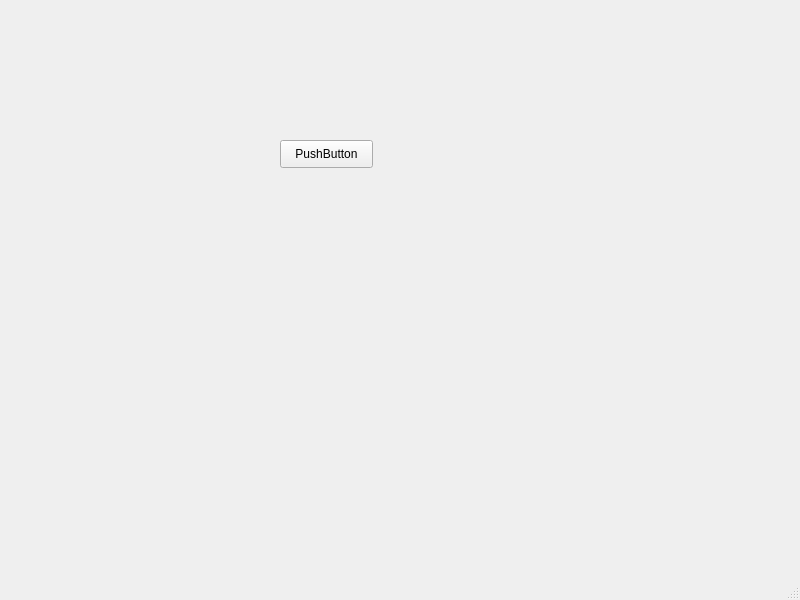
YahiaMesharaf/qtsockets, file mainwindow.ui: the form before one commit.
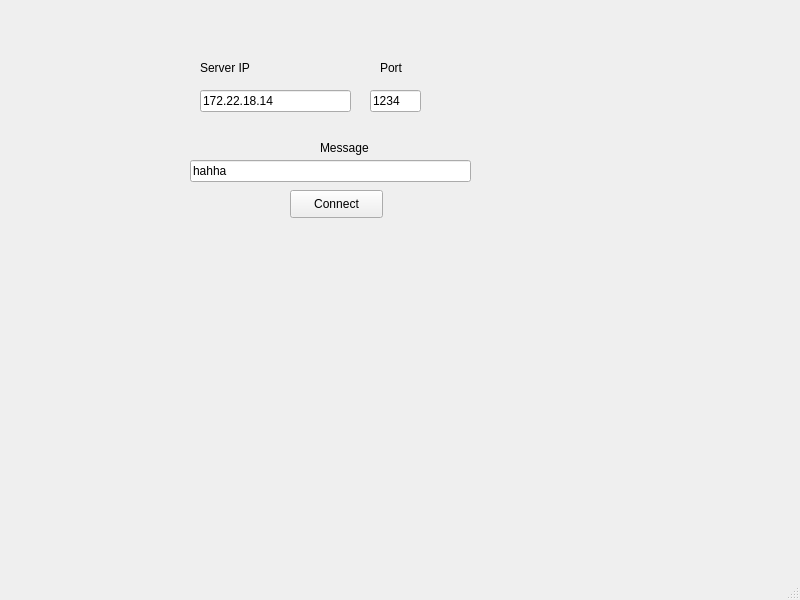
The form after the commit.

The edit to the form file:
```diff
--- a/mainwindow.ui
+++ b/mainwindow.ui
@@ -14,20 +14,98 @@
    <string>MainWindow</string>
   </property>
   <widget class="QWidget" name="centralwidget">
-   <widget class="QPushButton" name="onoffButton">
+   <widget class="QLineEdit" name="messageEdit">
+    <property name="enabled">
+     <bool>true</bool>
+    </property>
     <property name="geometry">
      <rect>
-      <x>280</x>
-      <y>140</y>
+      <x>190</x>
+      <y>160</y>
+      <width>281</width>
+      <height>22</height>
+     </rect>
+    </property>
+    <property name="text">
+     <string>hahha</string>
+    </property>
+   </widget>
+   <widget class="QPushButton" name="connButton">
+    <property name="geometry">
+     <rect>
+      <x>290</x>
+      <y>190</y>
       <width>93</width>
       <height>28</height>
      </rect>
     </property>
     <property name="text">
-     <string>PushButton</string>
+     <string>Connect</string>
     </property>
-    <property name="autoDefault">
-     <bool>false</bool>
+   </widget>
+   <widget class="QLineEdit" name="ipEdit">
+    <property name="geometry">
+     <rect>
+      <x>200</x>
+      <y>90</y>
+      <width>151</width>
+      <height>22</height>
+     </rect>
+    </property>
+    <property name="text">
+     <string>172.22.18.14</string>
+    </property>
+   </widget>
+   <widget class="QLabel" name="label">
+    <property name="geometry">
+     <rect>
+      <x>200</x>
+      <y>60</y>
+      <width>131</width>
+      <height>16</height>
+     </rect>
+    </property>
+    <property name="text">
+     <string>Server IP</string>
+    </property>
+   </widget>
+   <widget class="QLabel" name="label_2">
+    <property name="geometry">
+     <rect>
+      <x>320</x>
+      <y>140</y>
+      <width>56</width>
+      <height>16</height>
+     </rect>
+    </property>
+    <property name="text">
+     <string>Message</string>
+    </property>
+   </widget>
+   <widget class="QLineEdit" name="portEdit">
+    <property name="geometry">
+     <rect>
+      <x>370</x>
+      <y>90</y>
+      <width>51</width>
+      <height>22</height>
+     </rect>
+    </property>
+    <property name="text">
+     <string>1234</string>
+    </property>
+   </widget>
+   <widget class="QLabel" name="label_5">
+    <property name="geometry">
+     <rect>
+      <x>380</x>
+      <y>60</y>
+      <width>31</width>
+      <height>16</height>
+     </rect>
+    </property>
+    <property name="text">
+     <string>Port</string>
     </property>
    </widget>
   </widget>
```
